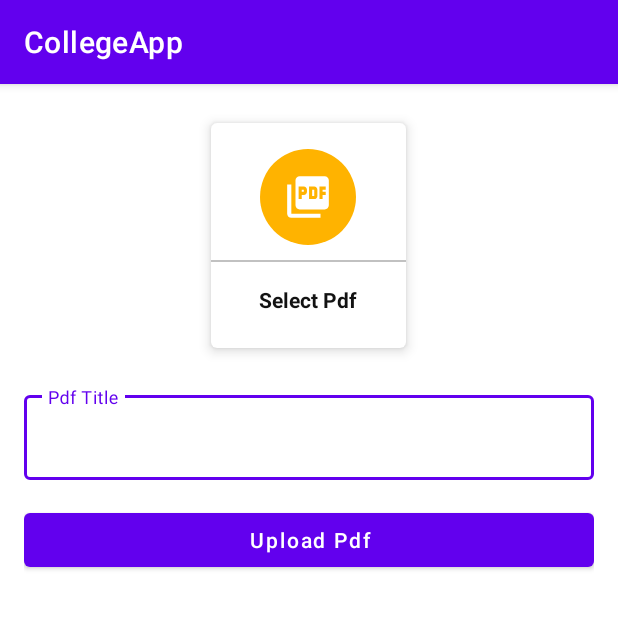
After one commit to Micoder-dev/College-Admin-Console-App, an Android app: the UploadPdfActivity screen opened directly, with no data from a screen before it, on a phone screen of 412 x 824 dp, the top half of it. The commit adds this screen. Run offline under Robolectric (Android 15) with nearby library versions, the phone set to English and light mode, and no system bars; our stand-ins replace Firebase (no records; nobody signed in at launch, a user with empty details on screens opened directly).

Commit message:
pick pdf from gallery in android

```diff
--- a/app/src/main/AndroidManifest.xml
+++ b/app/src/main/AndroidManifest.xml
@@ -12,6 +12,9 @@
         android:roundIcon="@mipmap/ic_launcher_round"
         android:supportsRtl="true"
         android:theme="@style/Theme.CollegeApp">
+        <activity
+            android:name=".UploadPdfActivity"
+            android:exported="false" />
         <activity
             android:name=".UploadImage"
             android:exported="false" />
--- a/app/src/main/java/com/micoder/collegeapp/MainActivity.java
+++ b/app/src/main/java/com/micoder/collegeapp/MainActivity.java
@@ -9,7 +9,7 @@ import android.view.View;
 
 public class MainActivity extends AppCompatActivity implements View.OnClickListener {
 
-    CardView uploadNotice, addGalleryImage;
+    CardView uploadNotice, addGalleryImage,addEbook;
     @Override
     protected void onCreate(Bundle savedInstanceState) {
         super.onCreate(savedInstanceState);
@@ -17,9 +17,11 @@ public class MainActivity extends AppCompatActivity implements View.OnClickListe
 
         uploadNotice=findViewById(R.id.addNotice);
         addGalleryImage=findViewById(R.id.addGalleryImage);
+        addEbook=findViewById(R.id.addEbook);
 
         uploadNotice.setOnClickListener(this);
         addGalleryImage.setOnClickListener(this);
+        addEbook.setOnClickListener(this);
     }
 
     @Override
@@ -31,6 +33,9 @@ public class MainActivity extends AppCompatActivity implements View.OnClickListe
             case R.id.addGalleryImage:
                 startActivity(new Intent(MainActivity.this,UploadImage.class));
                 break;
+            case R.id.addEbook:
+                startActivity(new Intent(MainActivity.this,UploadPdfActivity.class));
+                break;
         }
     }
 }
--- /dev/null
+++ b/app/src/main/java/com/micoder/collegeapp/UploadPdfActivity.java
@@ -0,0 +1,76 @@
+package com.micoder.collegeapp;
+
+import androidx.annotation.Nullable;
+import androidx.appcompat.app.AppCompatActivity;
+import androidx.cardview.widget.CardView;
+
+import android.app.ProgressDialog;
+import android.content.Intent;
+import android.graphics.Bitmap;
+import android.net.Uri;
+import android.os.Bundle;
+import android.provider.MediaStore;
+import android.view.View;
+import android.widget.Button;
+import android.widget.EditText;
+import android.widget.ImageView;
+import android.widget.Toast;
+
+import com.google.firebase.database.DatabaseReference;
+import com.google.firebase.database.FirebaseDatabase;
+import com.google.firebase.storage.FirebaseStorage;
+import com.google.firebase.storage.StorageReference;
+
+import java.io.IOException;
+
+public class UploadPdfActivity extends AppCompatActivity {
+
+    private CardView addPdf;
+    private final int REQ=1;
+    private Uri pdfData;
+    private EditText pdfTitle;
+    private Button uploadPdfBtn;
+    private DatabaseReference reference;
+    private StorageReference storageReference;
+    String downloadUrl = "";
+    private ProgressDialog pd;
+
+    @Override
+    protected void onCreate(Bundle savedInstanceState) {
+        super.onCreate(savedInstanceState);
+        setContentView(R.layout.activity_upload_pdf);
+
+        reference= FirebaseDatabase.getInstance().getReference();
+        storageReference= FirebaseStorage.getInstance().getReference();
+
+        pd=new ProgressDialog(this);
+
+        addPdf=findViewById(R.id.addPdf);
+        pdfTitle=findViewById(R.id.pdfTitle);
+        uploadPdfBtn=findViewById(R.id.uploadPdfBtn);
+
+        addPdf.setOnClickListener(new View.OnClickListener() {
+            @Override
+            public void onClick(View v) {
+                openGallery();
+            }
+        });
+
+    }
+
+    private void openGallery() {
+        Intent intent=new Intent();
+        //if u want to select all type file formats use '*' in "*"
+        intent.setType("application/pdf");
+        intent.setAction(Intent.ACTION_GET_CONTENT);
+        startActivityForResult(Intent.createChooser(intent,"Select Pdf file"),REQ);
+    }
+    @Override
+    protected void onActivityResult(int requestCode, int resultCode, @Nullable Intent data) {
+        super.onActivityResult(requestCode, resultCode, data);
+        if (requestCode==REQ && resultCode==RESULT_OK){
+            pdfData=data.getData();
+            Toast.makeText(this, ""+pdfData, Toast.LENGTH_SHORT).show();
+        }
+    }
+}
--- /dev/null
+++ b/app/src/main/res/drawable/ic_pdf.xml
@@ -0,0 +1,5 @@
+<vector android:height="24dp" android:tint="#FFFFFF"
+    android:viewportHeight="24" android:viewportWidth="24"
+    android:width="24dp" xmlns:android="http://schemas.android.com/apk/res/android">
+    <path android:fillColor="@android:color/white" android:pathData="M20,2L8,2c-1.1,0 -2,0.9 -2,2v12c0,1.1 0.9,2 2,2h12c1.1,0 2,-0.9 2,-2L22,4c0,-1.1 -0.9,-2 -2,-2zM11.5,9.5c0,0.83 -0.67,1.5 -1.5,1.5L9,11v2L7.5,13L7.5,7L10,7c0.83,0 1.5,0.67 1.5,1.5v1zM16.5,11.5c0,0.83 -0.67,1.5 -1.5,1.5h-2.5L12.5,7L15,7c0.83,0 1.5,0.67 1.5,1.5v3zM20.5,8.5L19,8.5v1h1.5L20.5,11L19,11v2h-1.5L17.5,7h3v1.5zM9,9.5h1v-1L9,8.5v1zM4,6L2,6v14c0,1.1 0.9,2 2,2h14v-2L4,20L4,6zM14,11.5h1v-3h-1v3z"/>
+</vector>
--- /dev/null
+++ b/app/src/main/res/layout/activity_upload_pdf.xml
@@ -0,0 +1,70 @@
+<?xml version="1.0" encoding="utf-8"?>
+<ScrollView xmlns:android="http://schemas.android.com/apk/res/android"
+    xmlns:app="http://schemas.android.com/apk/res-auto"
+    xmlns:tools="http://schemas.android.com/tools"
+    android:layout_width="match_parent"
+    android:layout_height="match_parent"
+    android:padding="16dp"
+    tools:context=".UploadPdfActivity">
+
+    <LinearLayout
+        android:layout_width="match_parent"
+        android:layout_height="match_parent"
+        android:orientation="vertical">
+
+        <com.google.android.material.card.MaterialCardView
+            android:layout_width="130dp"
+            android:layout_height="150dp"
+            android:layout_margin="10dp"
+            android:id="@+id/addPdf"
+            android:layout_gravity="center"
+            app:cardElevation="5dp">
+            <LinearLayout
+                android:layout_width="match_parent"
+                android:layout_height="match_parent"
+                android:orientation="vertical"
+                android:gravity="center">
+                <ImageView
+                    android:layout_width="64dp"
+                    android:layout_height="64dp"
+                    android:background="@drawable/circle_yellow"
+                    android:src="@drawable/ic_pdf"
+                    android:padding="15sp"/>
+                <View
+                    android:layout_width="match_parent"
+                    android:layout_height="1dp"
+                    android:background="@color/lightGray"
+                    android:layout_marginTop="10dp"/>
+                <TextView
+                    android:layout_width="wrap_content"
+                    android:layout_height="wrap_content"
+                    android:text="Select Pdf"
+                    android:textStyle="bold"
+                    android:padding="5dp"
+                    android:layout_marginTop="10dp"
+                    android:textColor="@color/textColor"/>
+            </LinearLayout>
+        </com.google.android.material.card.MaterialCardView>
+
+        <com.google.android.material.textfield.TextInputLayout
+            style="@style/Widget.MaterialComponents.TextInputLayout.OutlinedBox"
+            android:layout_width="match_parent"
+            android:layout_height="match_parent"
+            android:layout_marginTop="16dp">
+
+            <com.google.android.material.textfield.TextInputEditText
+                android:id="@+id/pdfTitle"
+                android:layout_width="match_parent"
+                android:layout_height="wrap_content"
+                android:hint="Pdf Title" />
+        </com.google.android.material.textfield.TextInputLayout>
+        <com.google.android.material.button.MaterialButton
+            android:layout_width="match_parent"
+            android:layout_height="wrap_content"
+            android:text="Upload Pdf"
+            android:layout_marginTop="16dp"
+            android:textAllCaps="false"
+            android:id="@+id/uploadPdfBtn"/>
+    </LinearLayout>
+
+</ScrollView>
```
